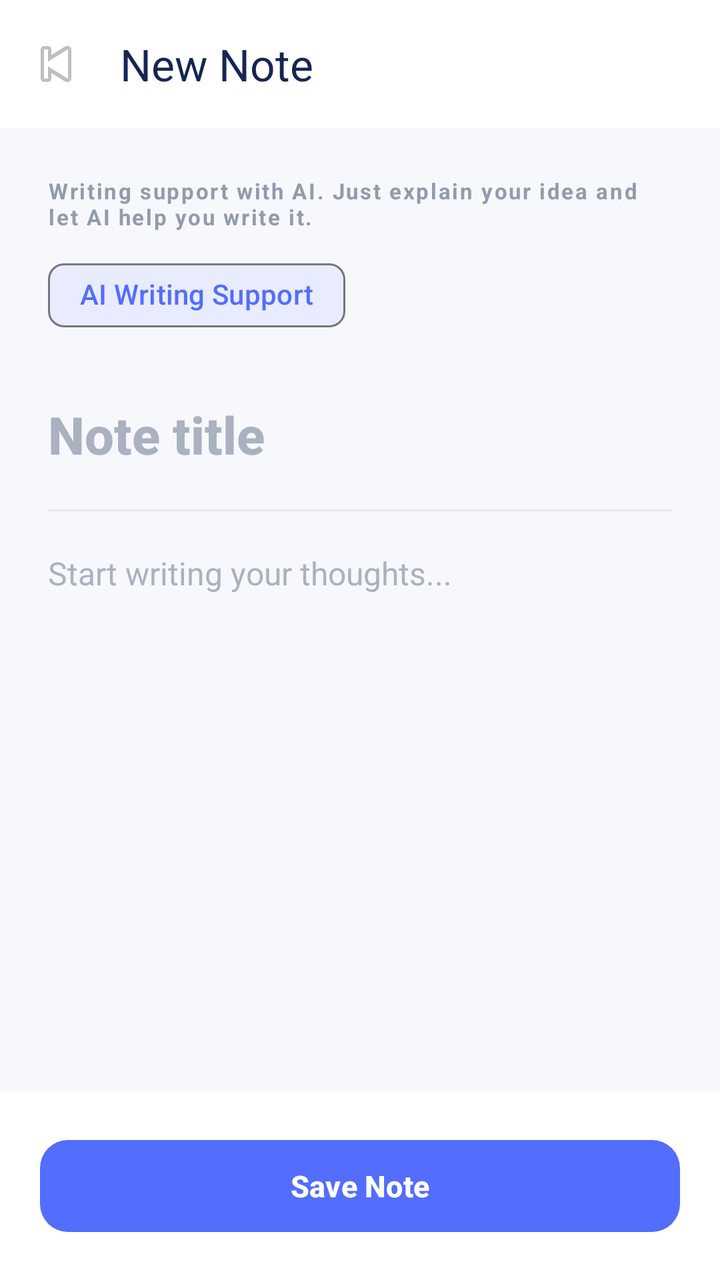
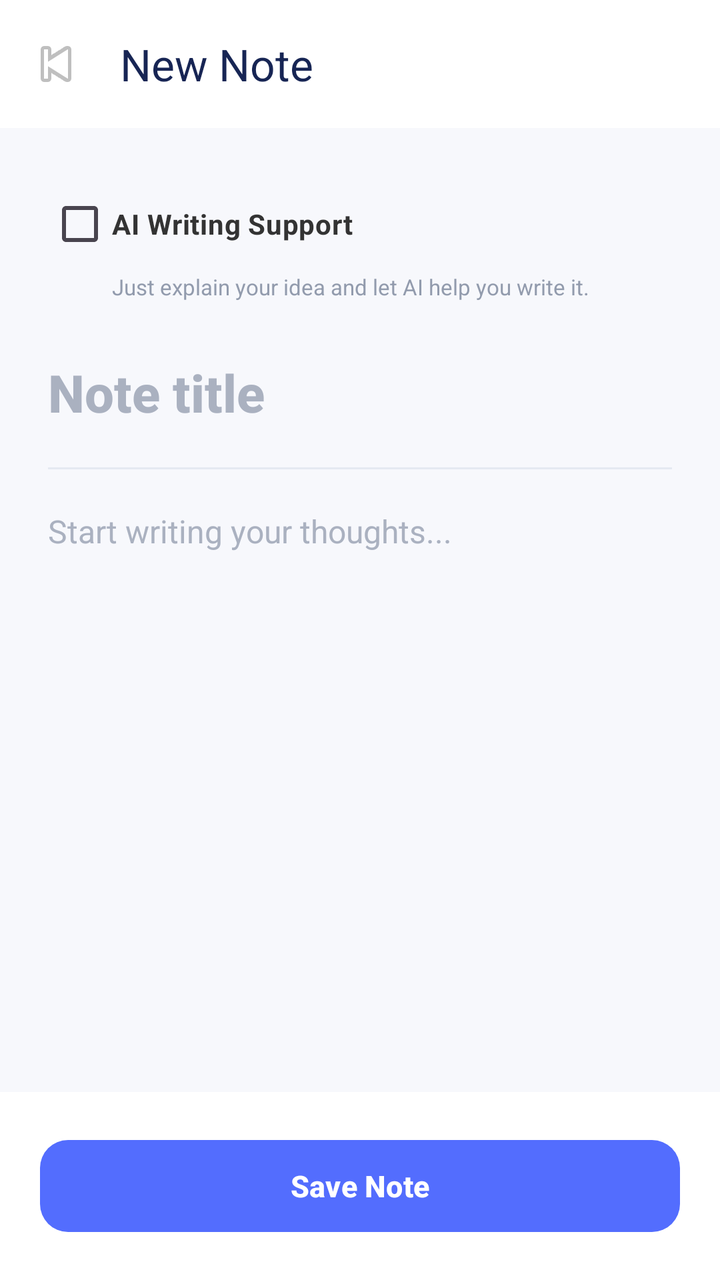

Before-and-after screenshots of an Android layout around one commit, followed by the original layout XML and the change that was made.
<!-- AndroidManifest.xml: activity theme Theme.Mastaka -->
<!-- res/layout/activity_note_create.xml -->
<LinearLayout
    xmlns:android="http://schemas.android.com/apk/res/android"
    xmlns:app="http://schemas.android.com/apk/res-auto"
    android:layout_width="match_parent"
    android:layout_height="match_parent"
    android:orientation="vertical"
    android:background="#F7F8FC">

    
    <com.google.android.material.appbar.MaterialToolbar
        android:id="@+id/noteToolbar"
        android:layout_width="match_parent"
        android:layout_height="?attr/actionBarSize"
        android:background="#FFFFFF"
        app:navigationIcon="@android:drawable/ic_media_previous"
        app:title="New Note"
        app:titleTextColor="#172554"
        app:elevation="0dp" />

    
    <LinearLayout
        android:layout_width="match_parent"
        android:layout_height="0dp"
        android:layout_weight="1"
        android:orientation="vertical"
        android:padding="24dp">

        
        <TextView
            android:layout_width="wrap_content"
            android:layout_height="wrap_content"
            android:text="Writing support with AI. Just explain your idea and let AI help you write it."
            android:textColor="#929BAD"
            android:textSize="11sp"
            android:textStyle="bold"
            android:letterSpacing="0.08" />

        
        <com.google.android.material.chip.Chip
            android:id="@+id/chipCategory"
            android:layout_width="wrap_content"
            android:layout_height="wrap_content"
            android:layout_marginTop="8dp"
            android:text="AI Writing Support"
            android:textColor="#536DFE"
            app:chipBackgroundColor="#E9ECFF"
            app:chipIconVisible="false"
            app:closeIconVisible="false"
            android:checkable="false" />

        
        <EditText
            android:id="@+id/etNoteTitle"
            android:layout_width="match_parent"
            android:layout_height="wrap_content"
            android:layout_marginTop="28dp"
            android:background="@null"
            android:hint="Note title"
            android:textColor="#172554"
            android:textColorHint="#AAB1C0"
            android:textSize="26sp"
            android:textStyle="bold"
            android:fontFamily="sans-serif-medium"
            android:inputType="textCapSentences"
            android:maxLines="2"
            android:padding="0dp" />

        
        <View
            android:layout_width="match_parent"
            android:layout_height="1dp"
            android:layout_marginTop="20dp"
            android:background="#E5E9F2" />

        
        <EditText
            android:id="@+id/etNoteContent"
            android:layout_width="match_parent"
            android:layout_height="0dp"
            android:layout_weight="1"
            android:layout_marginTop="20dp"
            android:background="@null"
            android:hint="Start writing your thoughts..."
            android:textColor="#38445A"
            android:textColorHint="#AAB1C0"
            android:textSize="16sp"
            android:gravity="top|start"
            android:fontFamily="sans-serif"
            android:inputType="textMultiLine|textCapSentences"
            android:padding="0dp"
            android:lineSpacingExtra="6dp"
            android:overScrollMode="ifContentScrolls" />

    </LinearLayout>

    
    <LinearLayout
        android:layout_width="match_parent"
        android:layout_height="wrap_content"
        android:orientation="vertical"
        android:background="#FFFFFF"
        android:padding="20dp">

        
        <com.google.android.material.button.MaterialButton
            android:id="@+id/btnSaveNote"
            android:layout_width="match_parent"
            android:layout_height="54dp"
            android:text="Save Note"
            android:textSize="15sp"
            android:textStyle="bold"
            android:textColor="#FFFFFF"
            app:backgroundTint="#536DFE"
            app:cornerRadius="14dp"
            app:iconTint="#FFFFFF"
            app:iconGravity="textStart" />

        
        <ProgressBar
            android:id="@+id/progressBar"
            android:layout_width="wrap_content"
            android:layout_height="wrap_content"
            android:layout_gravity="center"
            android:visibility="gone"
            style="?android:attr/progressBarStyleSmall" />

    </LinearLayout>

</LinearLayout>
<!-- resources referenced by this layout -->
<resources>
  <style name="Theme.Mastaka" parent="Base.Theme.Mastaka" />
  <style name="Base.Theme.Mastaka" parent="Theme.Material3.DayNight.NoActionBar">
          
          
      </style>
</resources>

<!-- the commit's change to res/layout/activity_note_create.xml (unified diff, before → after) -->
@@ -25,28 +25,32 @@
         android:orientation="vertical"
         android:padding="24dp">
 
-        
-        <TextView
-            android:layout_width="wrap_content"
+        <LinearLayout
+            android:layout_width="match_parent"
             android:layout_height="wrap_content"
-            android:text="Writing support with AI. Just explain your idea and let AI help you write it."
-            android:textColor="#929BAD"
-            android:textSize="11sp"
-            android:textStyle="bold"
-            android:letterSpacing="0.08" />
+            android:orientation="vertical">
 
-        
-        <com.google.android.material.chip.Chip
-            android:id="@+id/chipCategory"
-            android:layout_width="wrap_content"
-            android:layout_height="wrap_content"
-            android:layout_marginTop="8dp"
-            android:text="AI Writing Support"
-            android:textColor="#536DFE"
-            app:chipBackgroundColor="#E9ECFF"
-            app:chipIconVisible="false"
-            app:closeIconVisible="false"
-            android:checkable="false" />
+            
+            <com.google.android.material.checkbox.MaterialCheckBox
+                android:id="@+id/checkboxAiSupport"
+                android:layout_width="wrap_content"
+                android:layout_height="wrap_content"
+                android:text="AI Writing Support"
+                android:textColor="#333333"
+                android:textSize="14sp"
+                android:textStyle="bold"
+                android:checked="false" />
+
+            
+            <TextView
+                android:layout_width="wrap_content"
+                android:layout_height="wrap_content"
+                android:layout_marginStart="32dp"
+                android:text="Just explain your idea and let AI help you write it."
+                android:textColor="#929BAD"
+                android:textSize="11sp" />
+
+        </LinearLayout>
 
         
         <EditText
